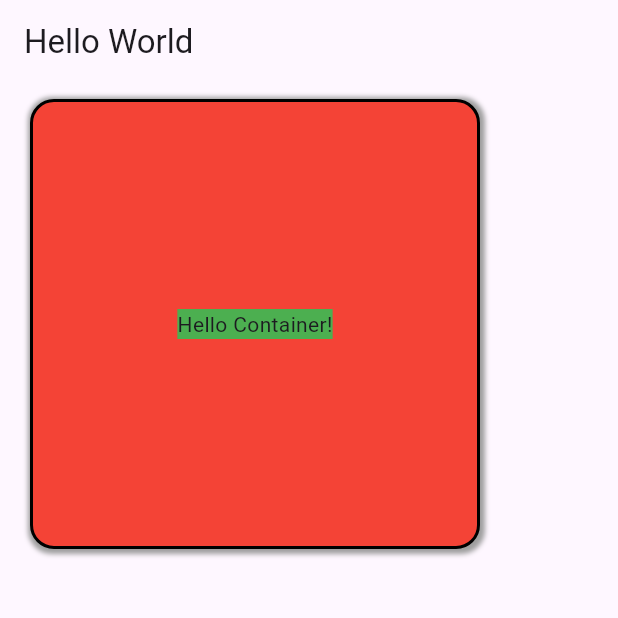
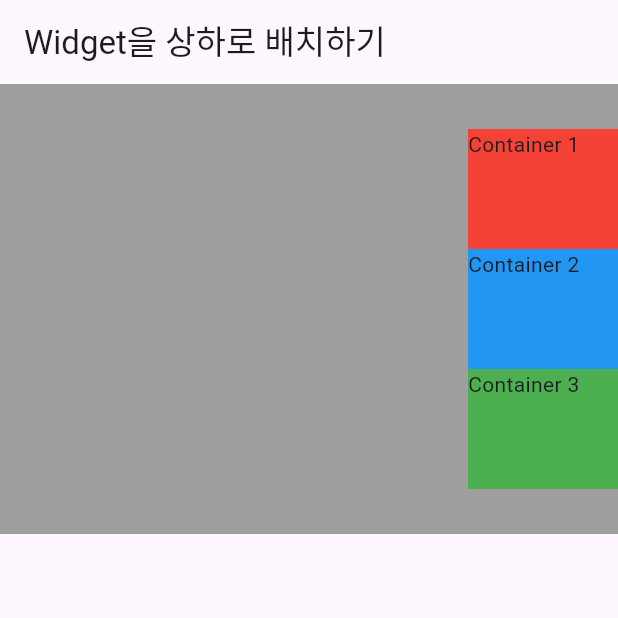
Before and after one commit to pepperdad/flutter_practice, a Flutter app: the screen it shows after launch, on a phone screen of 412 x 824 dp, the top half of it. Run offline on Flutter 3.47's test engine with Material 3 defaults, Android fonts, the phone set to English and light mode, and no system bars.

Commit message:
widget 상하-좌우 배치

```diff
--- a/lib/main.dart
+++ b/lib/main.dart
@@ -5,41 +5,47 @@ void main() {
     MaterialApp(
       home: Scaffold(
         appBar: AppBar(
-          title: const Text('Hello World'),
+          title: const Text('Widget을 상하로 배치하기'),
         ),
-        body: const CustomContainer(),
+        body: const Body(),
       ),
     ),
   );
 }
 
-class CustomContainer extends StatelessWidget {
-  const CustomContainer({super.key});
+class Body extends StatelessWidget {
+  const Body({super.key});
 
   @override
   Widget build(BuildContext context) {
     return Container(
-      width: 300,
+      width: double.infinity,
       height: 300,
-      padding: const EdgeInsets.fromLTRB(10, 12, 10, 12),
-      margin: const EdgeInsets.symmetric(vertical: 10, horizontal: 20),
-      decoration: BoxDecoration(
-        color: Colors.red,
-        border:
-            Border.all(color: Colors.black, width: 2, style: BorderStyle.solid),
-        borderRadius: BorderRadius.circular(16),
-        boxShadow: const [
-          BoxShadow(
-            color: Colors.grey,
-            offset: Offset(1, 1),
-            blurRadius: 2,
-            spreadRadius: 2,
+      color: Colors.grey,
+      child: Column(
+        mainAxisAlignment: MainAxisAlignment.center, // y축 정렬
+        crossAxisAlignment: CrossAxisAlignment.end, // x축 정렬
+        children: [
+          Container(
+            width: 100,
+            height: 80,
+            color: Colors.red,
+            child: const Text('Container 1'),
+          ),
+          Container(
+            width: 100,
+            height: 80,
+            color: Colors.blue,
+            child: const Text('Container 2'),
+          ),
+          Container(
+            width: 100,
+            height: 80,
+            color: Colors.green,
+            child: const Text('Container 3'),
           ),
         ],
       ),
-      child: Center(
-          child: Container(
-              color: Colors.green, child: const Text("Hello Container!"))),
     );
   }
 }
```
